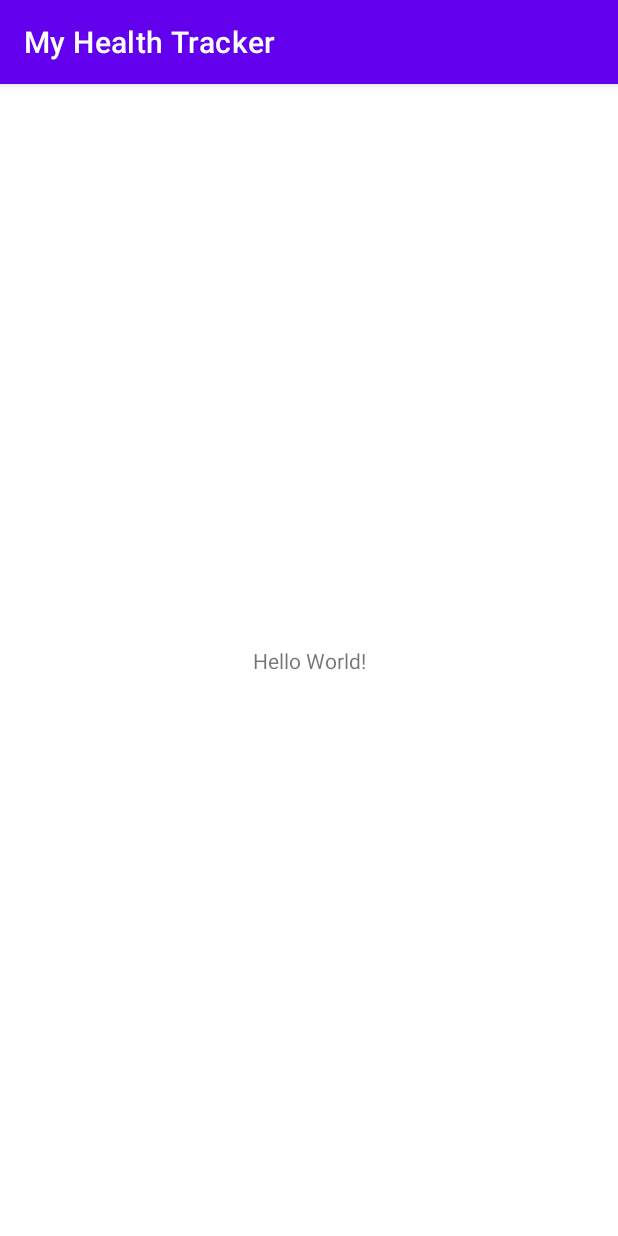
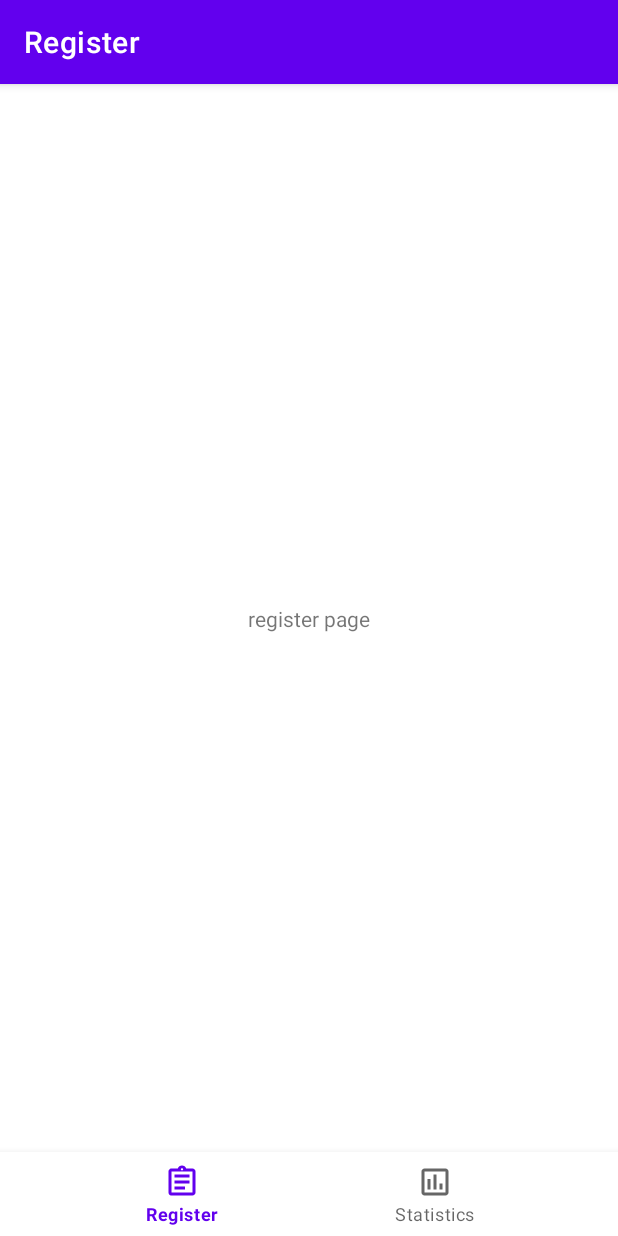
Before and after one commit to FrederikBuur/my-health-tracker-android, an Android app: the screen it shows after launch (MainActivity), on a phone screen of 412 x 824 dp. Run offline under Robolectric (Android 15) with nearby library versions, the phone set to English and light mode, and no system bars; our stand-ins replace navigation-ui.

Commit message:
Initial setup of dependencises, room and navigation

```diff
--- a/app/src/main/java/com/fbuur/myhealthtracker/MainActivity.kt
+++ b/app/src/main/java/com/fbuur/myhealthtracker/MainActivity.kt
@@ -2,10 +2,33 @@ package com.fbuur.myhealthtracker
 
 import androidx.appcompat.app.AppCompatActivity
 import android.os.Bundle
+import androidx.navigation.findNavController
+import androidx.navigation.fragment.NavHostFragment
+import androidx.navigation.ui.AppBarConfiguration
+import androidx.navigation.ui.setupActionBarWithNavController
+import androidx.navigation.ui.setupWithNavController
+import com.google.android.material.bottomnavigation.BottomNavigationView
 
-class MainActivity : AppCompatActivity() {
+class MainActivity : AppCompatActivity(R.layout.activity_main) {
+
     override fun onCreate(savedInstanceState: Bundle?) {
         super.onCreate(savedInstanceState)
-        setContentView(R.layout.activity_main)
+
+        // Setup bottom navigation and app bar with nav controller
+        val bottomNavigationView = findViewById<BottomNavigationView>(R.id.bottomNavigationView)
+        val navHostFragment =
+            supportFragmentManager.findFragmentById(R.id.navHostFragment) as NavHostFragment
+        val navController = navHostFragment.navController
+        val appBarConfiguration = AppBarConfiguration(
+            setOf(
+                R.id.registerFragment,
+                R.id.statisticsFragment
+            )
+        )
+
+        setupActionBarWithNavController(navController, appBarConfiguration)
+        bottomNavigationView.setupWithNavController(navController)
+
     }
+
 }
--- /dev/null
+++ b/app/src/main/java/com/fbuur/myhealthtracker/pages/registration/RegisterFragment.kt
@@ -0,0 +1,10 @@
+package com.fbuur.myhealthtracker.pages.registration
+
+import androidx.fragment.app.Fragment
+import com.fbuur.myhealthtracker.R
+
+class RegisterFragment : Fragment(R.layout.fragment_register) {
+
+
+
+}
--- /dev/null
+++ b/app/src/main/res/drawable/ic_event.xml
@@ -0,0 +1,11 @@
+<vector xmlns:android="http://schemas.android.com/apk/res/android"
+    android:width="24dp"
+    android:height="24dp"
+    android:viewportWidth="24"
+    android:viewportHeight="24"
+    android:tint="?attr/colorControlNormal"
+    android:autoMirrored="true">
+  <path
+      android:fillColor="@android:color/white"
+      android:pathData="M7,15h7v2L7,17zM7,11h10v2L7,13zM7,7h10v2L7,9zM19,3h-4.18C14.4,1.84 13.3,1 12,1c-1.3,0 -2.4,0.84 -2.82,2L5,3c-0.14,0 -0.27,0.01 -0.4,0.04 -0.39,0.08 -0.74,0.28 -1.01,0.55 -0.18,0.18 -0.33,0.4 -0.43,0.64 -0.1,0.23 -0.16,0.49 -0.16,0.77v14c0,0.27 0.06,0.54 0.16,0.78s0.25,0.45 0.43,0.64c0.27,0.27 0.62,0.47 1.01,0.55 0.13,0.02 0.26,0.03 0.4,0.03h14c1.1,0 2,-0.9 2,-2L21,5c0,-1.1 -0.9,-2 -2,-2zM12,2.75c0.41,0 0.75,0.34 0.75,0.75s-0.34,0.75 -0.75,0.75 -0.75,-0.34 -0.75,-0.75 0.34,-0.75 0.75,-0.75zM19,19L5,19L5,5h14v14z"/>
+</vector>
--- /dev/null
+++ b/app/src/main/res/drawable/ic_statistics.xml
@@ -0,0 +1,10 @@
+<vector xmlns:android="http://schemas.android.com/apk/res/android"
+    android:width="24dp"
+    android:height="24dp"
+    android:viewportWidth="24"
+    android:viewportHeight="24"
+    android:tint="?attr/colorControlNormal">
+  <path
+      android:fillColor="@android:color/white"
+      android:pathData="M19,3L5,3c-1.1,0 -2,0.9 -2,2v14c0,1.1 0.9,2 2,2h14c1.1,0 2,-0.9 2,-2L21,5c0,-1.1 -0.9,-2 -2,-2zM19,19L5,19L5,5h14v14zM7,10h2v7L7,17zM11,7h2v10h-2zM15,13h2v4h-2z"/>
+</vector>
--- a/app/src/main/res/layout/activity_main.xml
+++ b/app/src/main/res/layout/activity_main.xml
@@ -6,13 +6,27 @@
     android:layout_height="match_parent"
     tools:context=".MainActivity">
 
-    <TextView
-        android:layout_width="wrap_content"
+    <androidx.fragment.app.FragmentContainerView
+        android:id="@+id/navHostFragment"
+        android:name="androidx.navigation.fragment.NavHostFragment"
+        android:layout_width="0dp"
+        android:layout_height="0dp"
+        app:layout_constraintStart_toStartOf="parent"
+        app:layout_constraintEnd_toEndOf="parent"
+        app:layout_constraintTop_toTopOf="parent"
+        app:layout_constraintBottom_toTopOf="@id/bottomNavigationView"
+        app:defaultNavHost="true"
+        app:navGraph="@navigation/my_nav_graph"/>
+
+    <com.google.android.material.bottomnavigation.BottomNavigationView
+        android:id="@+id/bottomNavigationView"
+        android:layout_width="match_parent"
         android:layout_height="wrap_content"
-        android:text="Hello World!"
+        android:background="@color/white"
+        app:layout_constraintStart_toStartOf="parent"
+        app:layout_constraintEnd_toEndOf="parent"
         app:layout_constraintBottom_toBottomOf="parent"
-        app:layout_constraintLeft_toLeftOf="parent"
-        app:layout_constraintRight_toRightOf="parent"
-        app:layout_constraintTop_toTopOf="parent" />
+        app:layout_constraintTop_toBottomOf="@id/navHostFragment"
+        app:menu="@menu/bottom_nav_menu"/>
 
 </androidx.constraintlayout.widget.ConstraintLayout>
--- /dev/null
+++ b/app/src/main/res/layout/fragment_register.xml
@@ -0,0 +1,18 @@
+<?xml version="1.0" encoding="utf-8"?>
+<androidx.constraintlayout.widget.ConstraintLayout xmlns:android="http://schemas.android.com/apk/res/android"
+    xmlns:app="http://schemas.android.com/apk/res-auto"
+    xmlns:tools="http://schemas.android.com/tools"
+    android:layout_width="match_parent"
+    android:layout_height="match_parent"
+    tools:context=".pages.registration.RegisterFragment">
+
+    <TextView
+        android:layout_width="wrap_content"
+        android:layout_height="wrap_content"
+        android:text="register page"
+        app:layout_constraintBottom_toBottomOf="parent"
+        app:layout_constraintEnd_toEndOf="parent"
+        app:layout_constraintStart_toStartOf="parent"
+        app:layout_constraintTop_toTopOf="parent" />
+
+</androidx.constraintlayout.widget.ConstraintLayout>
--- /dev/null
+++ b/app/src/main/res/menu/bottom_nav_menu.xml
@@ -0,0 +1,14 @@
+<?xml version="1.0" encoding="utf-8"?>
+<menu xmlns:android="http://schemas.android.com/apk/res/android">
+
+    <item
+        android:id="@+id/registerFragment"
+        android:icon="@drawable/ic_event"
+        android:title="Register" />
+
+    <item
+        android:id="@id/statisticsFragment"
+        android:icon="@drawable/ic_statistics"
+        android:title="Statistics" />
+
+</menu>
--- /dev/null
+++ b/app/src/main/res/navigation/my_nav_graph.xml
@@ -0,0 +1,17 @@
+<?xml version="1.0" encoding="utf-8"?>
+<navigation xmlns:android="http://schemas.android.com/apk/res/android"
+    xmlns:app="http://schemas.android.com/apk/res-auto"
+    xmlns:tools="http://schemas.android.com/tools"
+    android:id="@+id/my_nav_graph"
+    app:startDestination="@id/registerFragment">
+    <fragment
+        android:id="@+id/registerFragment"
+        android:name="com.fbuur.myhealthtracker.pages.registration.RegisterFragment"
+        android:label="Register"
+        tools:layout="@layout/fragment_register" />
+    <fragment
+        android:id="@+id/statisticsFragment"
+        android:name="com.fbuur.myhealthtracker.pages.statistics.StatisticsFragment"
+        android:label="Statistics"
+        tools:layout="@layout/fragment_statistics" />
+</navigation>
--- a/build.gradle
+++ b/build.gradle
@@ -1,6 +1,6 @@
 // Top-level build file where you can add configuration options common to all sub-projects/modules.
 buildscript {
-	ext.kotlin_version = "1.4.20"
+	ext.kotlin_version = "1.4.30"
 	repositories {
 		google()
 		jcenter()
```
Also changed, not shown: app/build.gradle (+33 -1 lines), app/src/main/java/com/fbuur/myhealthtracker/data/Registration.kt (added, +44 -0 lines), app/src/main/java/com/fbuur/myhealthtracker/data/RegistrationDAO.kt (added, +18 -0 lines), app/src/main/java/com/fbuur/myhealthtracker/data/RegistrationRepository.kt (added, +13 -0 lines), app/src/main/java/com/fbuur/myhealthtracker/data/RegistrationTypeConverters.kt (added, +59 -0 lines), app/src/main/java/com/fbuur/myhealthtracker/data/RegistrationViewModel.kt (added, +28 -0 lines), app/src/main/java/com/fbuur/myhealthtracker/data/TrackingDatabase.kt (added, +44 -0 lines), app/src/main/java/com/fbuur/myhealthtracker/pages/statistics/StatisticsFragment.kt (added, +9 -0 lines), app/src/main/res/layout/fragment_statistics.xml (added, +18 -0 lines).
